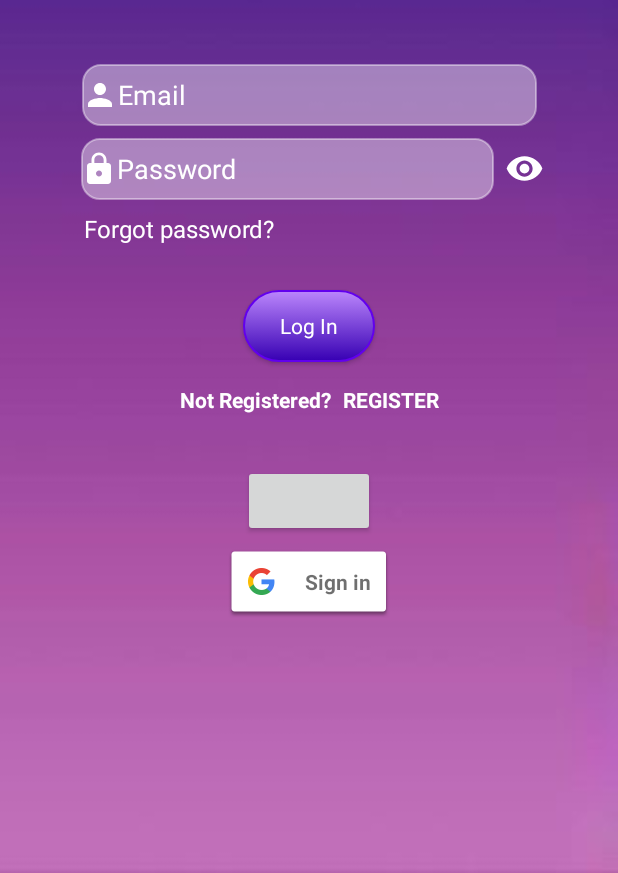
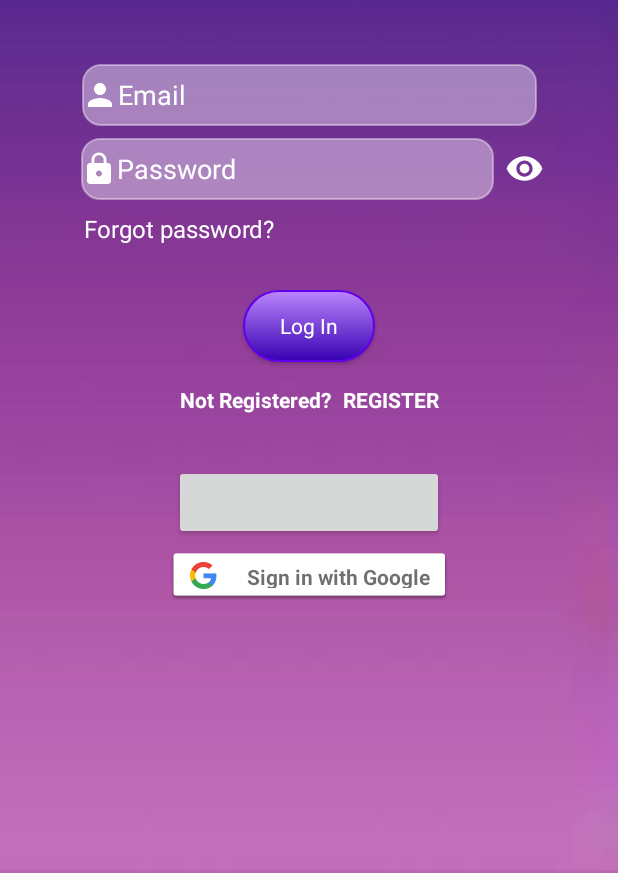
Before and after one commit to GeorgePisl/WhereToStudy, an Android app: the screen it shows after launch (Login), on a phone screen of 412 x 824 dp, the part 363-1236 px from its top. Run offline under Robolectric (Android 15) with nearby library versions, the phone set to English and light mode, and no system bars; our stand-ins replace Firebase (no records; nobody signed in at launch, a user with empty details on screens opened directly); libraries missing offline, so code that uses them is left out: com.facebook, com.facebook.login; plain views replace LoginButton; 6 statements that could not run were skipped.

Commit message:
Chiara - button size fixed

```diff
--- a/app/src/main/res/layout/activity_login.xml
+++ b/app/src/main/res/layout/activity_login.xml
@@ -138,8 +138,8 @@
 
     <com.facebook.login.widget.LoginButton
         android:id="@+id/login_button"
-        android:layout_width="wrap_content"
-        android:layout_height="wrap_content"
+        android:layout_width="180dp"
+        android:layout_height="50dp"
         android:layout_gravity="center_horizontal"
         android:layout_marginTop="18dp"
         app:layout_constraintEnd_toEndOf="parent"
@@ -148,9 +148,10 @@
 
     <com.google.android.gms.common.SignInButton
         android:id="@+id/google_button"
-        android:layout_width="wrap_content"
-        android:layout_height="wrap_content"
+        android:layout_width="190dp"
+        android:layout_height="35dp"
         android:layout_marginTop="5dp"
+        app:buttonSize="wide"
         app:layout_constraintEnd_toEndOf="parent"
         app:layout_constraintStart_toStartOf="parent"
         app:layout_constraintTop_toBottomOf="@+id/login_button">
```
